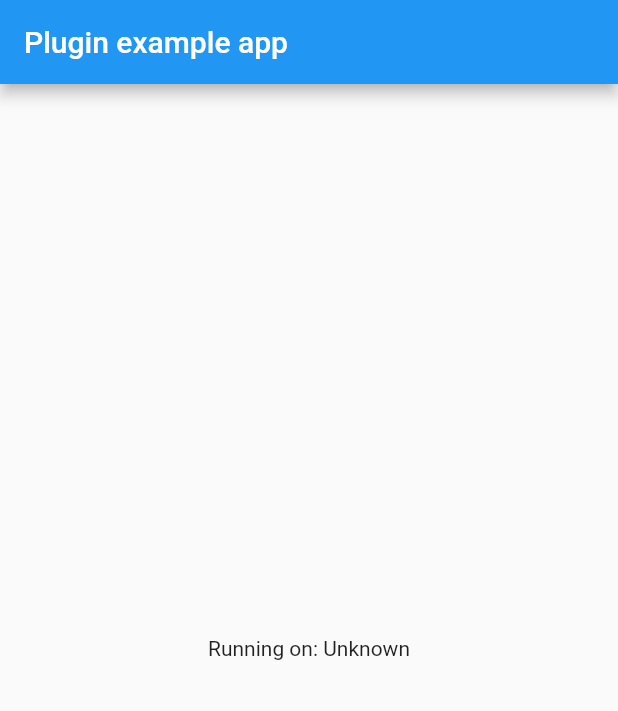
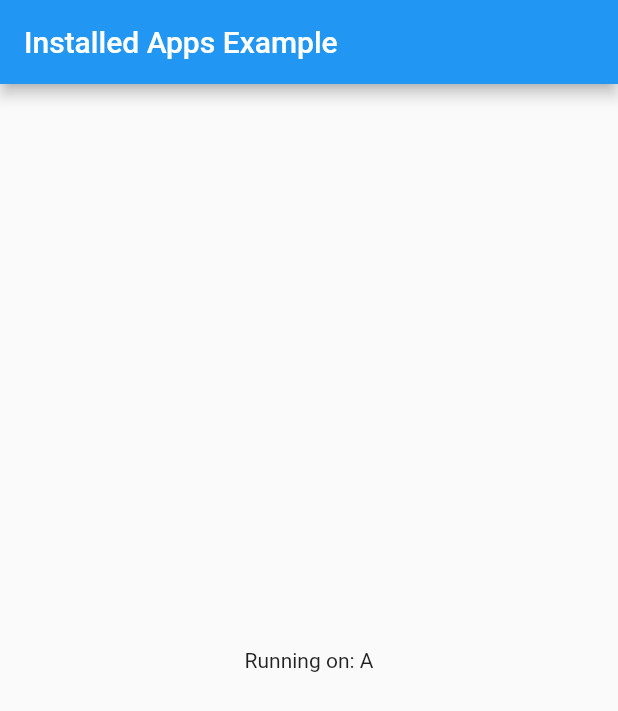
Before and after one commit to sharmadhiraj/installed_apps, a Flutter app: the screen it shows after launch, on a phone screen of 412 x 824 dp. Shown: the top 711 px of the screen. Run offline on Flutter 3.47's test engine with Material 2 defaults, Android fonts, the phone set to English and light mode, and no system bars.

Commit message:
Clean example main file.

```diff
--- a/example/lib/main.dart
+++ b/example/lib/main.dart
@@ -1,55 +1,19 @@
 import 'package:flutter/material.dart';
-import 'dart:async';
 
-import 'package:flutter/services.dart';
-import 'package:installed_apps/installed_apps.dart';
+void main() => runApp(App());
 
-void main() => runApp(MyApp());
-
-class MyApp extends StatefulWidget {
+class App extends MaterialApp {
   @override
-  _MyAppState createState() => _MyAppState();
+  Widget get home => HomeScreen();
 }
 
-class _MyAppState extends State<MyApp> {
-  String _platformVersion = 'Unknown';
-
-  @override
-  void initState() {
-    super.initState();
-    initPlatformState();
-  }
-
-  // Platform messages are asynchronous, so we initialize in an async method.
-  Future<void> initPlatformState() async {
-    String platformVersion;
-    // Platform messages may fail, so we use a try/catch PlatformException.
-    try {
-      platformVersion = await InstalledApps.platformVersion;
-    } on PlatformException {
-      platformVersion = 'Failed to get platform version.';
-    }
-
-    // If the widget was removed from the tree while the asynchronous platform
-    // message was in flight, we want to discard the reply rather than calling
-    // setState to update our non-existent appearance.
-    if (!mounted) return;
-
-    setState(() {
-      _platformVersion = platformVersion;
-    });
-  }
-
+class HomeScreen extends StatelessWidget {
   @override
   Widget build(BuildContext context) {
-    return MaterialApp(
-      home: Scaffold(
-        appBar: AppBar(
-          title: const Text('Plugin example app'),
-        ),
-        body: Center(
-          child: Text('Running on: $_platformVersion\n'),
-        ),
+    return Scaffold(
+      appBar: AppBar(title: const Text("Installed Apps Example")),
+      body: Center(
+        child: Text('Running on: A'),
       ),
     );
   }
```
Also changed, not shown: 1 other file.
